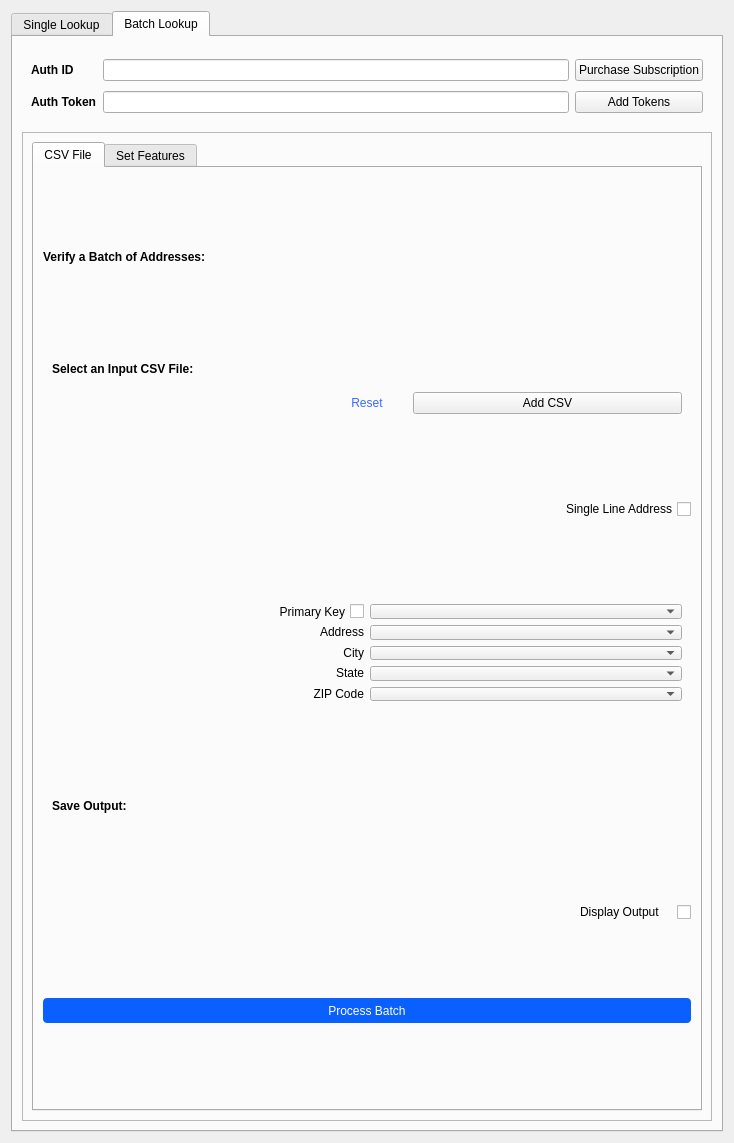
First picture: the form in smarty/smarty_dialog_base.ui, repository smarty/qgis-plugin, before the edit.
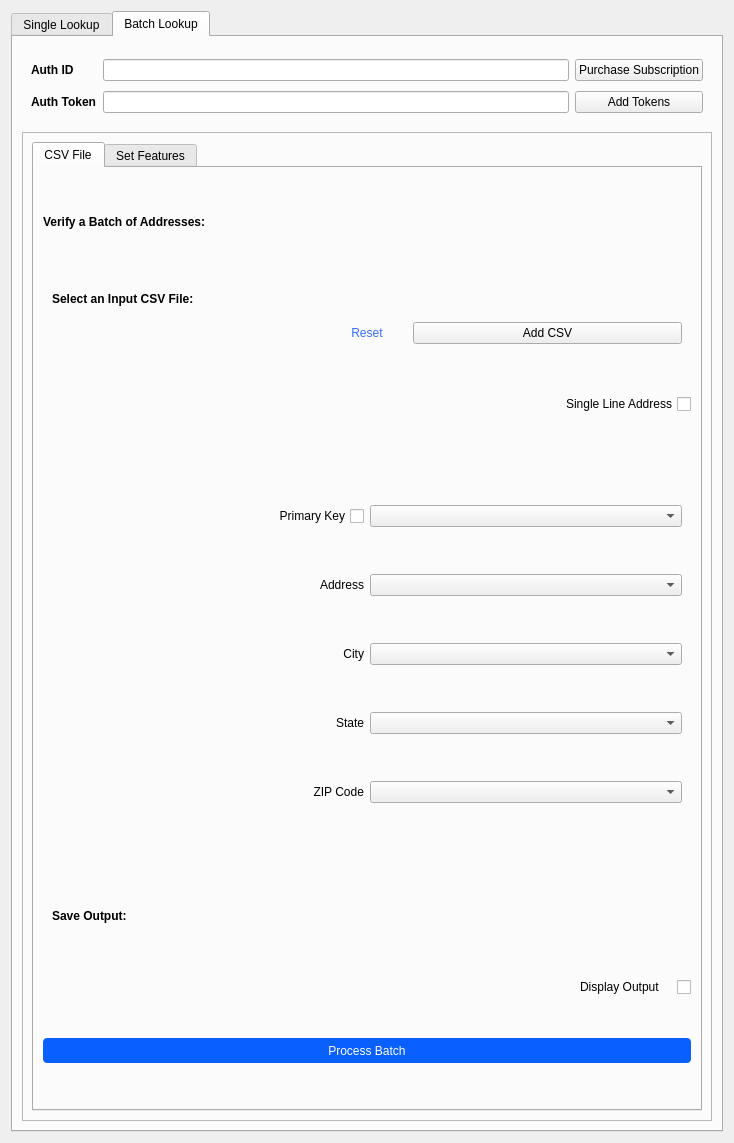
Second picture: the form after the edit. Custom widgets are drawn as their Qt base class.

The edit to the form file:
```diff
--- a/smarty/smarty_dialog_base.ui
+++ b/smarty/smarty_dialog_base.ui
@@ -1278,7 +1278,7 @@
                 <property name="maximumSize">
                  <size>
                   <width>16777215</width>
-                  <height>115</height>
+                  <height>400</height>
                  </size>
                 </property>
                 <property name="layoutDirection">
```
Left out of the diff: 5 changed lines with no effect on the pictures.
